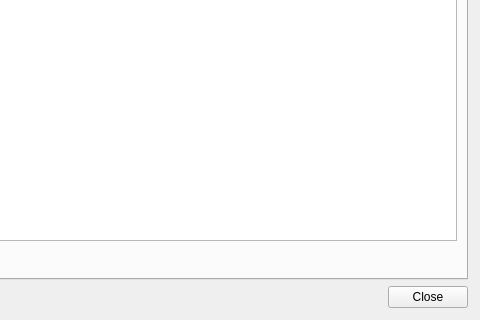
This is app/dialog.ui in krooks/qsilib as Qt 5 draws it before an edit; both pictures show x 224 to 704 and y 127 to 447 of the 704 by 447 pixel window. The edited form follows.
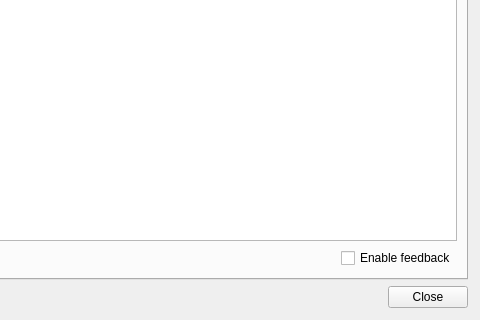
This is the edited form. The open tabs and pages were chosen to show the change.

Commit message: Added checkbox to enable feedback of successful card read.

The edit to the form file:
```diff
--- a/app/dialog.ui
+++ b/app/dialog.ui
@@ -515,6 +515,13 @@
              </property>
             </spacer>
            </item>
+           <item>
+            <widget class="QCheckBox" name="enableFeedback">
+             <property name="text">
+              <string>Enable feedback</string>
+             </property>
+            </widget>
+           </item>
           </layout>
          </item>
         </layout>
```
Left out of the diff: 2 changed lines with no effect on the pictures. The commit also changes 2 other files.
